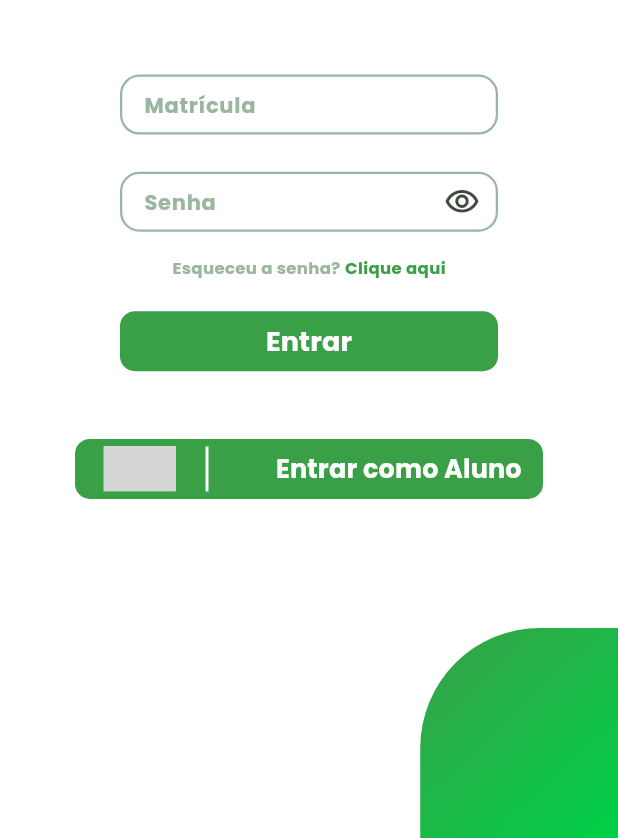
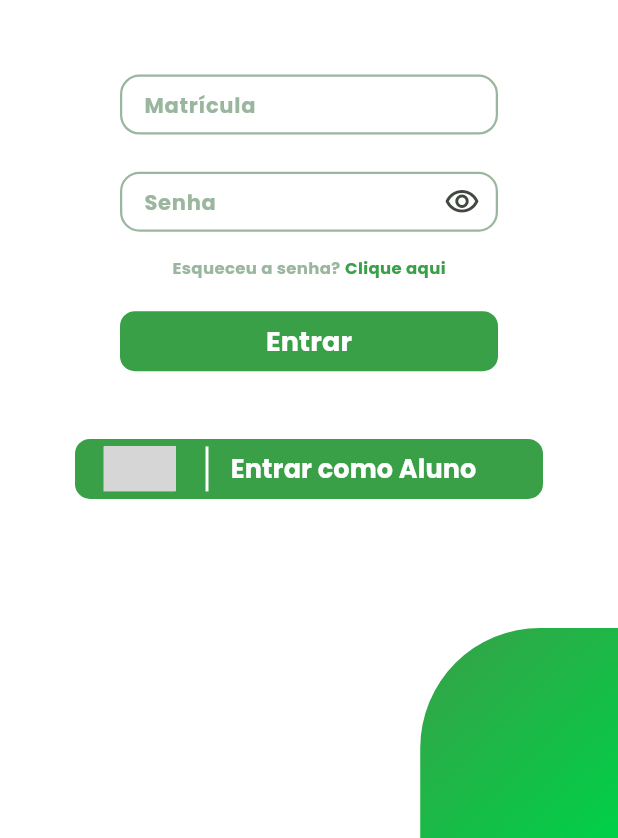
Before and after one commit to ladesa-ro/mobile, a Flutter app: the screen it shows after launch, on a phone screen of 412 x 824 dp, the part 398-1236 px from its top. Run offline on Flutter 3.47's test engine with Material 3 defaults, Android fonts, the phone set to English and light mode, and no system bars; our stand-ins replace lottie, shared_preferences, table_calendar; missing offline and left inert: iconify_flutter; grey boxes are pictures that could not be loaded.

Commit message:
foi arrumado alguns botoes

```diff
--- a/sisgha/lib/app/views/home/barra_top.dart
+++ b/sisgha/lib/app/views/home/barra_top.dart
@@ -1,5 +1,3 @@
-import 'dart:convert';
-
 import 'package:flutter/material.dart';
 import 'package:iconify_flutter/iconify_flutter.dart';
 import 'package:intl/intl.dart';
--- a/sisgha/lib/app/widgets/widgtes_login.dart
+++ b/sisgha/lib/app/widgets/widgtes_login.dart
@@ -67,15 +67,15 @@ Widget botaoEntrarAluno(context) {
                 height: 30,
                 color: ColorApp.Branco,
               ),
-              SizedBox(
-                width: TamanhoTela.horizontal(context) > 750 ? 55 : 45,
-              ),
+              const Spacer(),
               Center(
                 child: Text('Entrar como Aluno',
-                    textAlign: TextAlign.center,
                     style: estiloTexto(
                         TamanhoTela.vertical(context) > 750 ? 17 : 16,
                         peso: FontWeight.w600)),
+              ),
+              const Spacer(
+                flex: 3,
               ),
             ],
           ),
```
